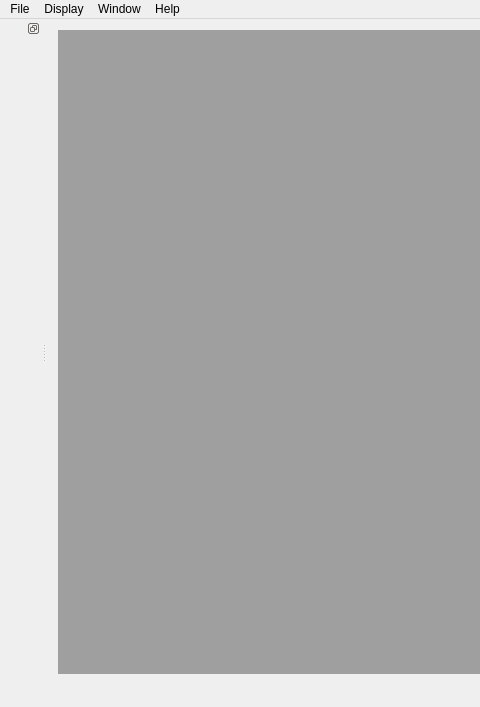
Old version of the form mvme.ui in the repository flueke/mvme; both pictures show x 0 to 480 and y 0 to 707 of the 1034 by 707 pixel window.
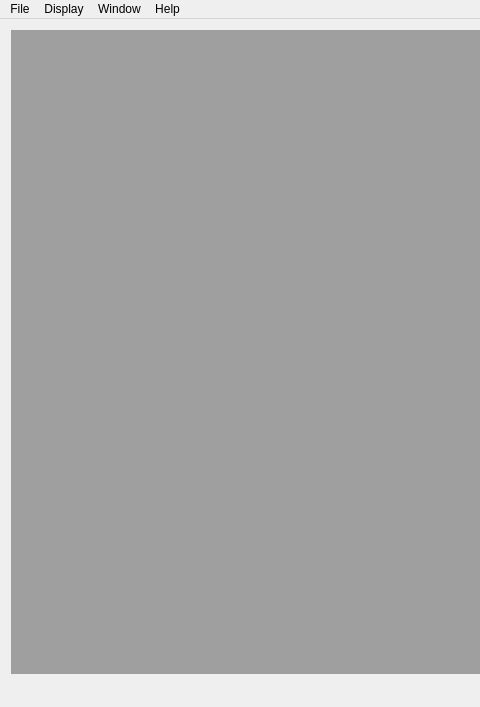
New version of the form.

Patch:
```diff
--- a/mvme.ui
+++ b/mvme.ui
@@ -72,15 +72,6 @@
    <addaction name="menuHelp"/>
   </widget>
   <widget class="QStatusBar" name="statusBar"/>
-  <widget class="QDockWidget" name="dockWidget">
-   <property name="features">
-    <set>QDockWidget::DockWidgetFloatable|QDockWidget::DockWidgetMovable</set>
-   </property>
-   <attribute name="dockWidgetArea">
-    <number>1</number>
-   </attribute>
-   <widget class="QWidget" name="dockWidgetContents"/>
-  </widget>
   <action name="actionQuit">
    <property name="text">
     <string>&amp;Quit</string>
```
